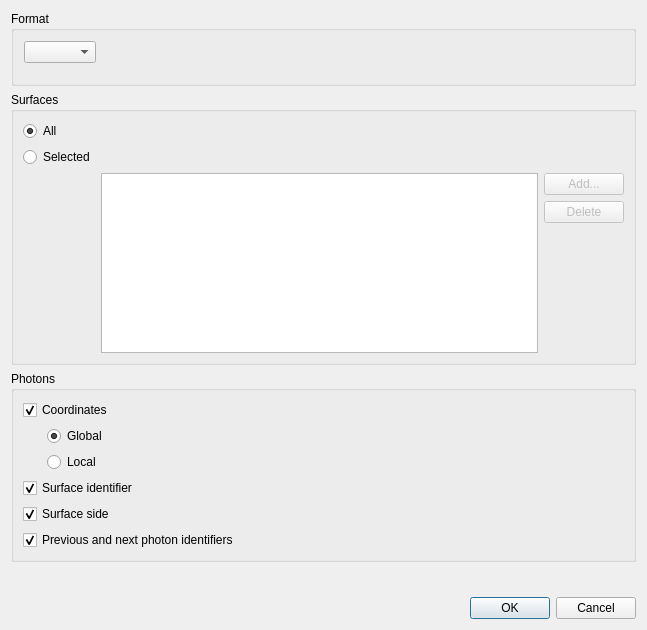
Above: source/application/run/RayExportDialog.ui from CST-Modelling-Tools/TonatiuhPP before the change. Below: the same form after it.
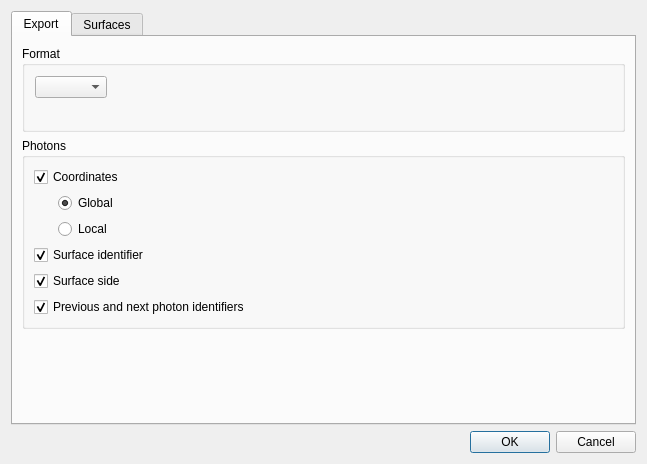
That is the form after the change.

Commit message: before merging rays dialogs

The edit to the form file:
```diff
--- a/source/application/run/RayExportDialog.ui
+++ b/source/application/run/RayExportDialog.ui
@@ -7,7 +7,7 @@
     <x>0</x>
     <y>0</y>
     <width>647</width>
-    <height>630</height>
+    <height>464</height>
    </rect>
   </property>
   <property name="windowTitle">
@@ -15,6 +15,16 @@
   </property>
   <layout class="QVBoxLayout" name="mainLayout">
    <item>
+    <widget class="QTabWidget" name="tabWidget">
+     <property name="currentIndex">
+      <number>0</number>
+     </property>
+     <widget class="QWidget" name="tab">
+      <attribute name="title">
+       <string>Export</string>
+      </attribute>
+      <layout class="QVBoxLayout" name="verticalLayout_2">
+       <item>
     <widget class="QGroupBox" name="storeTypeGroup">
      <property name="title">
       <string>Format</string>
@@ -58,6 +68,99 @@
     </widget>
    </item>
    <item>
+        <widget class="QGroupBox" name="photonsGroup">
+         <property name="title">
+          <string>Photons</string>
+         </property>
+         <layout class="QGridLayout" name="gridLayout_4">
+          <item row="1" column="0">
+           <widget class="QCheckBox" name="saveCoordinatesCheck">
+            <property name="text">
+             <string>Coordinates</string>
+            </property>
+            <property name="checked">
+             <bool>true</bool>
+            </property>
+           </widget>
+          </item>
+          <item row="7" column="0">
+           <widget class="QCheckBox" name="saveSurfaceCheck">
+            <property name="text">
+             <string>Surface identifier</string>
+            </property>
+            <property name="checked">
+             <bool>true</bool>
+            </property>
+           </widget>
+          </item>
+          <item row="8" column="0" colspan="3">
+           <widget class="QCheckBox" name="saveSideCheck">
+            <property name="text">
+             <string>Surface side</string>
+            </property>
+            <property name="checked">
+             <bool>true</bool>
+            </property>
+           </widget>
+          </item>
+          <item row="9" column="0" colspan="3">
+           <widget class="QCheckBox" name="savePhotonsCheck">
+            <property name="text">
+             <string>Previous and next photon identifiers</string>
+            </property>
+            <property name="checked">
+             <bool>true</bool>
+            </property>
+           </widget>
+          </item>
+          <item row="3" column="0">
+           <layout class="QVBoxLayout" name="verticalLayout">
+            <property name="leftMargin">
+             <number>24</number>
+            </property>
+            <item>
+             <widget class="QRadioButton" name="saveGlobalRadio">
+              <property name="text">
+               <string>Global</string>
+              </property>
+              <property name="checked">
+               <bool>true</bool>
+              </property>
+             </widget>
+            </item>
+            <item>
+             <widget class="QRadioButton" name="saveLocalRadio">
+              <property name="text">
+               <string>Local</string>
+              </property>
+             </widget>
+            </item>
+           </layout>
+          </item>
+         </layout>
+        </widget>
+       </item>
+       <item>
+        <spacer name="verticalSpacer">
+         <property name="orientation">
+          <enum>Qt::Vertical</enum>
+         </property>
+         <property name="sizeHint" stdset="0">
+          <size>
+           <width>20</width>
+           <height>40</height>
+          </size>
+         </property>
+        </spacer>
+       </item>
+      </layout>
+     </widget>
+     <widget class="QWidget" name="tab_2">
+      <attribute name="title">
+       <string>Surfaces</string>
+      </attribute>
+      <layout class="QVBoxLayout" name="verticalLayout_3">
+       <item>
     <widget class="QGroupBox" name="surfacesGroup">
      <property name="title">
       <string>Surfaces</string>
@@ -143,91 +246,9 @@
      </layout>
     </widget>
    </item>
-   <item>
-    <widget class="QGroupBox" name="photonsGroup">
-     <property name="title">
-      <string>Photons</string>
-     </property>
-     <layout class="QGridLayout" name="gridLayout_4">
-      <item row="1" column="0">
-       <widget class="QCheckBox" name="saveCoordinatesCheck">
-        <property name="text">
-         <string>Coordinates</string>
-        </property>
-        <property name="checked">
-         <bool>true</bool>
-        </property>
-       </widget>
-      </item>
-      <item row="7" column="0">
-       <widget class="QCheckBox" name="saveSurfaceCheck">
-        <property name="text">
-         <string>Surface identifier</string>
-        </property>
-        <property name="checked">
-         <bool>true</bool>
-        </property>
-       </widget>
-      </item>
-      <item row="8" column="0" colspan="3">
-       <widget class="QCheckBox" name="saveSideCheck">
-        <property name="text">
-         <string>Surface side</string>
-        </property>
-        <property name="checked">
-         <bool>true</bool>
-        </property>
-       </widget>
-      </item>
-      <item row="9" column="0" colspan="3">
-       <widget class="QCheckBox" name="savePhotonsCheck">
-        <property name="text">
-         <string>Previous and next photon identifiers</string>
-        </property>
-        <property name="checked">
-         <bool>true</bool>
-        </property>
-       </widget>
-      </item>
-      <item row="3" column="0">
-       <layout class="QVBoxLayout" name="verticalLayout">
-        <property name="leftMargin">
-         <number>24</number>
-        </property>
-        <item>
-         <widget class="QRadioButton" name="saveGlobalRadio">
-          <property name="text">
-           <string>Global</string>
-          </property>
-          <property name="checked">
-           <bool>true</bool>
-          </property>
-         </widget>
-        </item>
-        <item>
-         <widget class="QRadioButton" name="saveLocalRadio">
-          <property name="text">
-           <string>Local</string>
-          </property>
-         </widget>
-        </item>
-       </layout>
-      </item>
-     </layout>
-    </widget>
-   </item>
-   <item>
-    <spacer name="verticalSpacer">
-     <property name="orientation">
-      <enum>Qt::Vertical</enum>
-     </property>
-     <property name="sizeHint" stdset="0">
-      <size>
-       <width>20</width>
-       <height>40</height>
-      </size>
-     </property>
-    </spacer>
+      </layout>
+     </widget>
+    </widget>
    </item>
    <item>
     <widget class="QDialogButtonBox" name="buttonBox">
```
Lines whose indentation alone changed are shown as unchanged.
